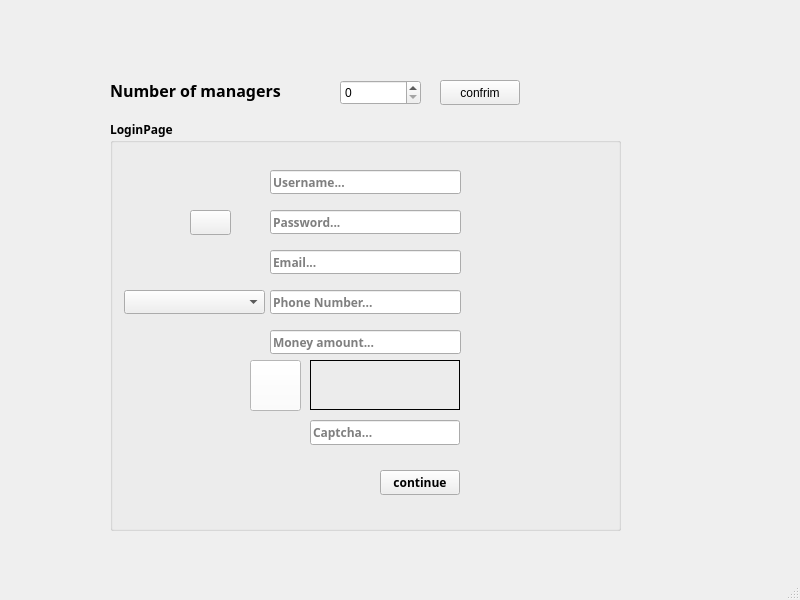
First picture: the form in loginpage.ui, repository KiarashDalir2003/FarmManagementProject, before the edit.
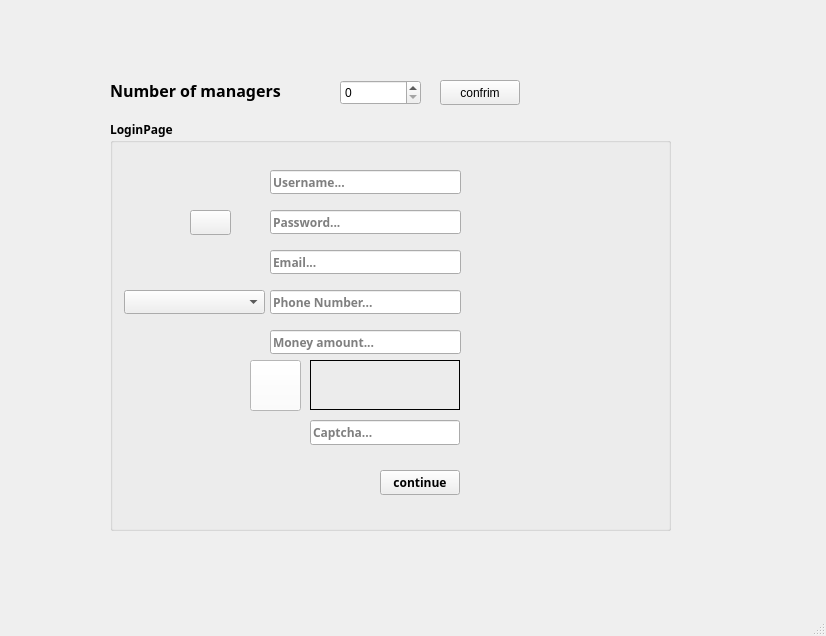
Second picture: the form after the edit. Icons and pictures are not drawn.

Commit message: putting picture to the ui

```diff
--- a/loginpage.ui
+++ b/loginpage.ui
@@ -6,13 +6,16 @@
    <rect>
     <x>0</x>
     <y>0</y>
-    <width>800</width>
-    <height>600</height>
+    <width>826</width>
+    <height>636</height>
    </rect>
   </property>
   <property name="windowTitle">
    <string>LoginPage</string>
   </property>
+  <property name="styleSheet">
+   <string notr="true">background-image: url(:/Farmbackground/images/Farm.jpg);</string>
+  </property>
   <widget class="QWidget" name="centralwidget">
    <widget class="QLabel" name="label">
     <property name="geometry">
@@ -40,7 +43,7 @@
      <rect>
       <x>110</x>
       <y>120</y>
-      <width>511</width>
+      <width>561</width>
       <height>411</height>
      </rect>
     </property>
```
Left out of the diff: 2 changed lines with no effect on the pictures. The commit also changes 1 other file.
